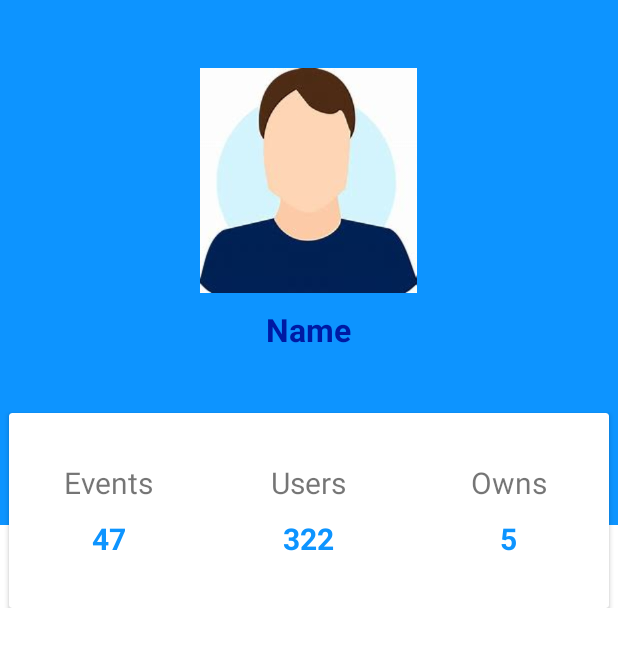
After one commit to pcoderch/FinalProjectEvents, an Android app: the layout profile.xml on its own in the app's theme, with its tools: preview values and no code run, on a phone screen of 412 x 824 dp. The commit adds this screen. Shown: the top 647 px of the screen. Run offline under Robolectric (Android 15) with nearby library versions, the phone set to English and light mode, and no system bars.

Commit message:
half profile view

```diff
--- /dev/null
+++ b/app/src/main/res/drawable/gradientbackground.xml
@@ -0,0 +1,6 @@
+<?xml version="1.0" encoding="utf-8"?>
+<shape xmlns:android="http://schemas.android.com/apk/res/android">
+<gradient android:angle="45"
+    android:startColor="@color/azul_claro"
+    android:endColor="@color/azul_claro"/>
+</shape>
--- /dev/null
+++ b/app/src/main/res/drawable/ic_baseline_email_24.xml
@@ -0,0 +1,10 @@
+<vector xmlns:android="http://schemas.android.com/apk/res/android"
+    android:width="24dp"
+    android:height="24dp"
+    android:viewportWidth="24"
+    android:viewportHeight="24"
+    android:tint="?attr/colorControlNormal">
+  <path
+      android:fillColor="@color/azul_claro"
+      android:pathData="M20,4L4,4c-1.1,0 -1.99,0.9 -1.99,2L2,18c0,1.1 0.9,2 2,2h16c1.1,0 2,-0.9 2,-2L22,6c0,-1.1 -0.9,-2 -2,-2zM20,8l-8,5 -8,-5L4,6l8,5 8,-5v2z"/>
+</vector>
--- /dev/null
+++ b/app/src/main/res/drawable/ic_baseline_forum_24.xml
@@ -0,0 +1,10 @@
+<vector xmlns:android="http://schemas.android.com/apk/res/android"
+    android:width="24dp"
+    android:height="24dp"
+    android:viewportWidth="24"
+    android:viewportHeight="24"
+    android:tint="?attr/colorControlNormal">
+  <path
+      android:fillColor="@android:color/white"
+      android:pathData="M21,6h-2v9L6,15v2c0,0.55 0.45,1 1,1h11l4,4L22,7c0,-0.55 -0.45,-1 -1,-1zM17,12L17,3c0,-0.55 -0.45,-1 -1,-1L3,2c-0.55,0 -1,0.45 -1,1v14l4,-4h10c0.55,0 1,-0.45 1,-1z"/>
+</vector>
--- /dev/null
+++ b/app/src/main/res/layout/profile.xml
@@ -0,0 +1,119 @@
+<?xml version="1.0" encoding="utf-8"?>
+<LinearLayout
+    xmlns:android="http://schemas.android.com/apk/res/android"
+    xmlns:app="http://schemas.android.com/apk/res-auto"
+    android:layout_width="match_parent"
+    android:layout_height="match_parent"
+    android:orientation="vertical">
+
+    <RelativeLayout
+        android:layout_width="match_parent"
+        android:layout_height="405dp">
+
+        <LinearLayout
+            android:layout_width="match_parent"
+            android:layout_height="350dp"
+            android:background="@drawable/gradientbackground"
+            android:orientation="vertical">
+
+            <ImageView
+                android:layout_width="150dp"
+                android:layout_height="150dp"
+                android:layout_gravity="center_horizontal"
+                android:layout_marginTop="45dp"
+                android:src="@drawable/hola" />
+            <TextView
+                android:layout_marginTop="10dp"
+                android:layout_gravity="center_horizontal"
+                android:layout_width="wrap_content"
+                android:layout_height="wrap_content"
+                android:text="@string/firstName"
+                android:textColor="@color/azul_oscuro"
+                android:textStyle="bold"
+                android:textSize="21sp"/>
+        </LinearLayout>
+        <androidx.cardview.widget.CardView
+            android:layout_width="400dp"
+            android:layout_height="1200dp"
+            android:layout_centerHorizontal="true"
+            android:layout_marginTop="275dp">
+            <LinearLayout
+                android:layout_width="match_parent"
+                android:layout_height="match_parent"
+                android:orientation="horizontal"
+                android:weightSum="3">
+                <LinearLayout
+                    android:gravity="center"
+                    android:orientation="vertical"
+                    android:layout_width="0dp"
+                    android:layout_weight="1"
+                    android:layout_height="match_parent">
+                    <TextView
+                        android:layout_width="wrap_content"
+                        android:layout_height="wrap_content"
+                        android:text="Events"
+                        android:textSize="20sp"/>
+
+                    <TextView
+                        android:layout_width="wrap_content"
+                        android:layout_height="wrap_content"
+                        android:paddingTop="10dp"
+                        android:text="47"
+                        android:textColor="@color/azul_claro"
+                        android:textSize="20sp"
+                        android:textStyle="bold" />
+                </LinearLayout>
+                <LinearLayout
+                    android:gravity="center"
+                    android:orientation="vertical"
+                    android:layout_width="0dp"
+                    android:layout_weight="1"
+                    android:layout_height="match_parent">
+                    <TextView
+                        android:layout_width="wrap_content"
+                        android:layout_height="wrap_content"
+                        android:text="Users"
+                        android:textSize="20sp"/>
+                    <TextView
+                        android:layout_width="wrap_content"
+                        android:layout_height="wrap_content"
+                        android:text="322"
+                        android:textStyle="bold"
+                        android:textSize="20sp"
+                        android:paddingTop="10dp"
+                        android:textColor="@color/azul_claro"/>
+                </LinearLayout>
+                <LinearLayout
+                    android:gravity="center"
+                    android:orientation="vertical"
+                    android:layout_width="0dp"
+                    android:layout_weight="1"
+                    android:layout_height="match_parent">
+                    <TextView
+                        android:layout_width="wrap_content"
+                        android:layout_height="wrap_content"
+                        android:text="Owns"
+                        android:textSize="20sp"/>
+                    <TextView
+                        android:layout_width="wrap_content"
+                        android:layout_height="wrap_content"
+                        android:text="5"
+                        android:textStyle="bold"
+                        android:textSize="20sp"
+                        android:paddingTop="10dp"
+                        android:textColor="@color/azul_claro"/>
+                </LinearLayout>
+            </LinearLayout>
+        </androidx.cardview.widget.CardView>
+    </RelativeLayout>
+
+    <LinearLayout
+        android:layout_width="360dp"
+        android:layout_height="wrap_content"
+        android:orientation="vertical"
+        android:layout_gravity="center"
+        android:layout_marginTop="45dp">
+
+    </LinearLayout>
+
+</LinearLayout>
--- a/app/src/main/res/values/colors.xml
+++ b/app/src/main/res/values/colors.xml
@@ -9,7 +9,7 @@
     <color name="azul_oscuro">#0019A3</color>
     <color name="azul_claro">#FF0D94FF</color>
     <color name="teal_flojo">#03BDAB</color>
-    <color name="verde">#FF018786</color>
+    <color name="verde">#016867</color>
     <color name="black">#FF000000</color>
     <color name="white">#FFFFFFFF</color>
     <color name="red">#FF0000</color>
```
Also changed, not shown: app/src/main/res/drawable-v24/hola.png (added).
